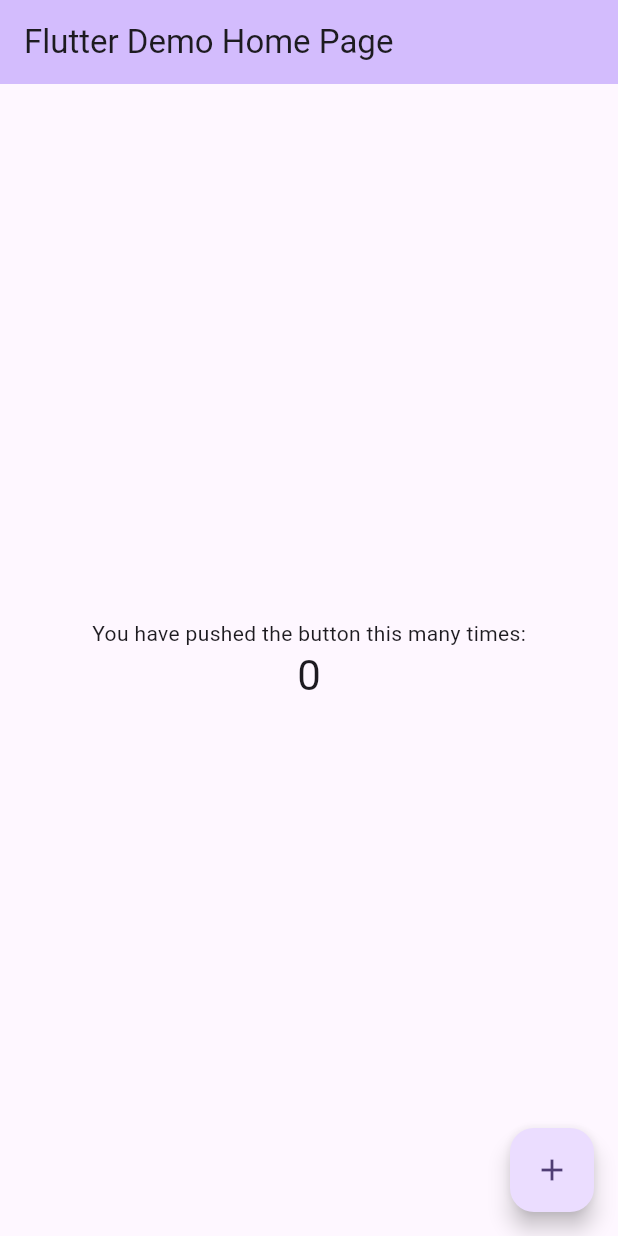
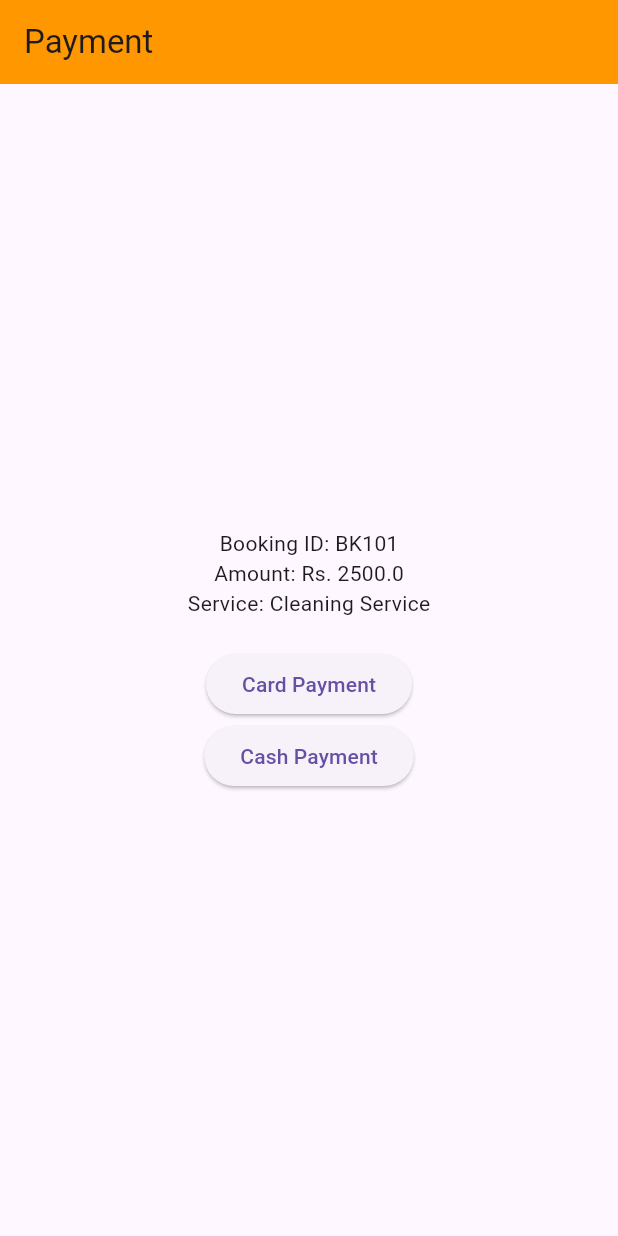
Before and after one commit to SewaMitra/sewa_mitra, a Flutter app: the screen it shows after launch, on a phone screen of 412 x 824 dp. Run offline on Flutter 3.47's test engine with Material 3 defaults, Android fonts, the phone set to English and light mode, and no system bars.

Commit message:
payment_ui

```diff
--- a/lib/main.dart
+++ b/lib/main.dart
@@ -1,4 +1,5 @@
 import 'package:flutter/material.dart';
+import 'screens/payment_screen.dart';
 
 void main() {
   runApp(const MyApp());
@@ -7,115 +8,14 @@ void main() {
 class MyApp extends StatelessWidget {
   const MyApp({super.key});
 
-  // This widget is the root of your application.
   @override
   Widget build(BuildContext context) {
     return MaterialApp(
-      title: 'Flutter Demo',
-      theme: ThemeData(
-        // This is the theme of your application.
-        //
-        // TRY THIS: Try running your application with "flutter run". You'll see
-        // the application has a purple toolbar. Then, without quitting the app,
-        // try changing the seedColor in the colorScheme below to Colors.green
-        // and then invoke "hot reload" (save your changes or press the "hot
-        // reload" button in a Flutter-supported IDE, or press "r" if you used
-        // the command line to start the app).
-        //
-        // Notice that the counter didn't reset back to zero; the application
-        // state is not lost during the reload. To reset the state, use hot
-        // restart instead.
-        //
-        // This works for code too, not just values: Most code changes can be
-        // tested with just a hot reload.
-        colorScheme: .fromSeed(seedColor: Colors.deepPurple),
-      ),
-      home: const MyHomePage(title: 'Flutter Demo Home Page'),
-    );
-  }
-}
-
-class MyHomePage extends StatefulWidget {
-  const MyHomePage({super.key, required this.title});
-
-  // This widget is the home page of your application. It is stateful, meaning
-  // that it has a State object (defined below) that contains fields that affect
-  // how it looks.
-
-  // This class is the configuration for the state. It holds the values (in this
-  // case the title) provided by the parent (in this case the App widget) and
-  // used by the build method of the State. Fields in a Widget subclass are
-  // always marked "final".
-
-  final String title;
-
-  @override
-  State<MyHomePage> createState() => _MyHomePageState();
-}
-
-class _MyHomePageState extends State<MyHomePage> {
-  int _counter = 0;
-
-  void _incrementCounter() {
-    setState(() {
-      // This call to setState tells the Flutter framework that something has
-      // changed in this State, which causes it to rerun the build method below
-      // so that the display can reflect the updated values. If we changed
-      // _counter without calling setState(), then the build method would not be
-      // called again, and so nothing would appear to happen.
-      _counter++;
-    });
-  }
-
-  @override
-  Widget build(BuildContext context) {
-    // This method is rerun every time setState is called, for instance as done
-    // by the _incrementCounter method above.
-    //
-    // The Flutter framework has been optimized to make rerunning build methods
-    // fast, so that you can just rebuild anything that needs updating rather
-    // than having to individually change instances of widgets.
-    return Scaffold(
-      appBar: AppBar(
-        // TRY THIS: Try changing the color here to a specific color (to
-        // Colors.amber, perhaps?) and trigger a hot reload to see the AppBar
-        // change color while the other colors stay the same.
-        backgroundColor: Theme.of(context).colorScheme.inversePrimary,
-        // Here we take the value from the MyHomePage object that was created by
-        // the App.build method, and use it to set our appbar title.
-        title: Text(widget.title),
-      ),
-      body: Center(
-        // Center is a layout widget. It takes a single child and positions it
-        // in the middle of the parent.
-        child: Column(
-          // Column is also a layout widget. It takes a list of children and
-          // arranges them vertically. By default, it sizes itself to fit its
-          // children horizontally, and tries to be as tall as its parent.
-          //
-          // Column has various properties to control how it sizes itself and
-          // how it positions its children. Here we use mainAxisAlignment to
-          // center the children vertically; the main axis here is the vertical
-          // axis because Columns are vertical (the cross axis would be
-          // horizontal).
-          //
-          // TRY THIS: Invoke "debug painting" (choose the "Toggle Debug Paint"
-          // action in the IDE, or press "p" in the console), to see the
-          // wireframe for each widget.
-          mainAxisAlignment: .center,
-          children: [
-            const Text('You have pushed the button this many times:'),
-            Text(
-              '$_counter',
-              style: Theme.of(context).textTheme.headlineMedium,
-            ),
-          ],
-        ),
-      ),
-      floatingActionButton: FloatingActionButton(
-        onPressed: _incrementCounter,
-        tooltip: 'Increment',
-        child: const Icon(Icons.add),
+      debugShowCheckedModeBanner: false,
+      home: const PaymentScreen(
+        bookingId: "BK101",
+        amount: 2500,
+        serviceName: "Cleaning Service",
       ),
     );
   }
--- /dev/null
+++ b/lib/screens/card_payment_screen.dart
@@ -0,0 +1,27 @@
+import 'package:flutter/material.dart';
+
+class CardPaymentScreen extends StatelessWidget {
+  final String bookingId;
+  final double amount;
+
+  const CardPaymentScreen({
+    super.key,
+    required this.bookingId,
+    required this.amount,
+  });
+
+  @override
+  Widget build(BuildContext context) {
+    return Scaffold(
+      appBar: AppBar(
+        title: const Text("Card Payment"),
+      ),
+      body: Center(
+        child: Text(
+          "Pay Rs. $amount\nBooking: $bookingId",
+          textAlign: TextAlign.center,
+        ),
+      ),
+    );
+  }
+}
--- /dev/null
+++ b/lib/screens/payment_screen.dart
@@ -0,0 +1,69 @@
+import 'package:flutter/material.dart';
+import 'card_payment_screen.dart';
+import 'payment_success_screen.dart';
+
+class PaymentScreen extends StatelessWidget {
+  final String bookingId;
+  final double amount;
+  final String serviceName;
+
+  const PaymentScreen({
+    super.key,
+    required this.bookingId,
+    required this.amount,
+    required this.serviceName,
+  });
+
+  @override
+  Widget build(BuildContext context) {
+    return Scaffold(
+      appBar: AppBar(
+        title: const Text("Payment"),
+        backgroundColor: Colors.orange,
+      ),
+      body: Center(
+        child: Column(
+          mainAxisAlignment: MainAxisAlignment.center,
+          children: [
+            Text("Booking ID: $bookingId"),
+            Text("Amount: Rs. $amount"),
+            Text("Service: $serviceName"),
+
+            const SizedBox(height: 20),
+
+            ElevatedButton(
+              onPressed: () {
+                Navigator.push(
+                  context,
+                  MaterialPageRoute(
+                    builder: (_) => CardPaymentScreen(
+                      bookingId: bookingId,
+                      amount: amount,
+                    ),
+                  ),
+                );
+              },
+              child: const Text("Card Payment"),
+            ),
+
+            ElevatedButton(
+              onPressed: () {
+                Navigator.push(
+                  context,
+                  MaterialPageRoute(
+                    builder: (_) => PaymentSuccessScreen(
+                      bookingId: bookingId,
+                      amount: amount,
+                      method: "Cash",
+                    ),
+                  ),
+                );
+              },
+              child: const Text("Cash Payment"),
+            ),
+          ],
+        ),
+      ),
+    );
+  }
+}
```
Also changed, not shown: lib/screens/earning_screen.dart (added, +296 -0 lines), lib/screens/payment_success_screen.dart (added, +41 -0 lines), lib/screens/transaction_screen.dart (added, +182 -0 lines), 3 other files.
